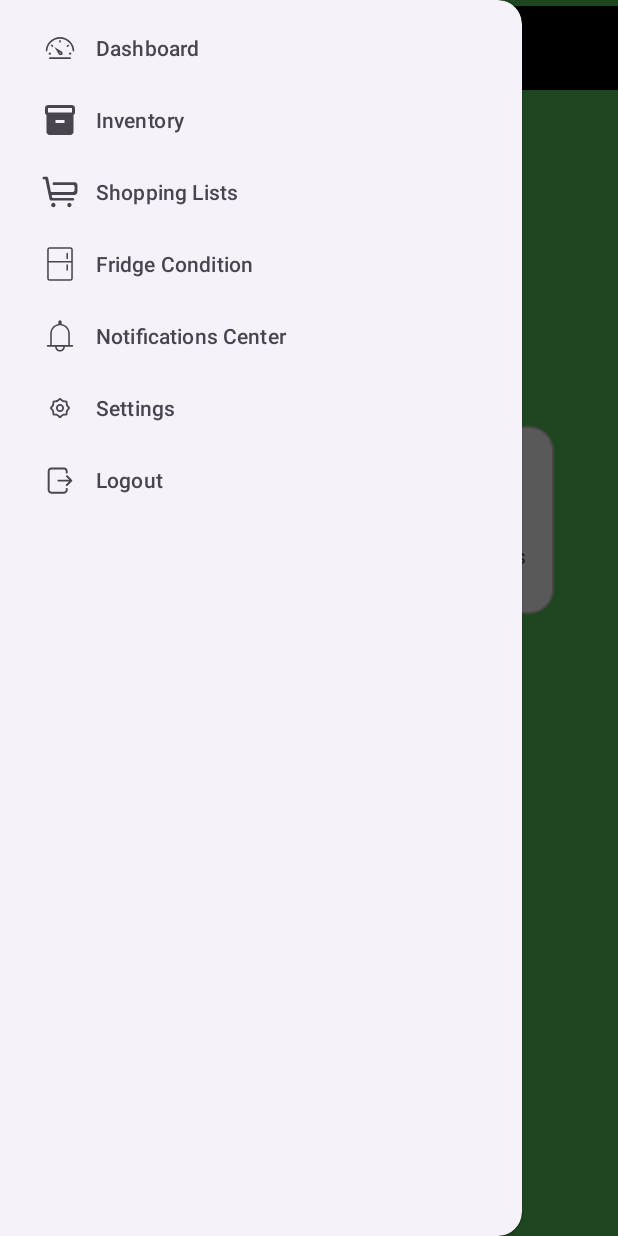
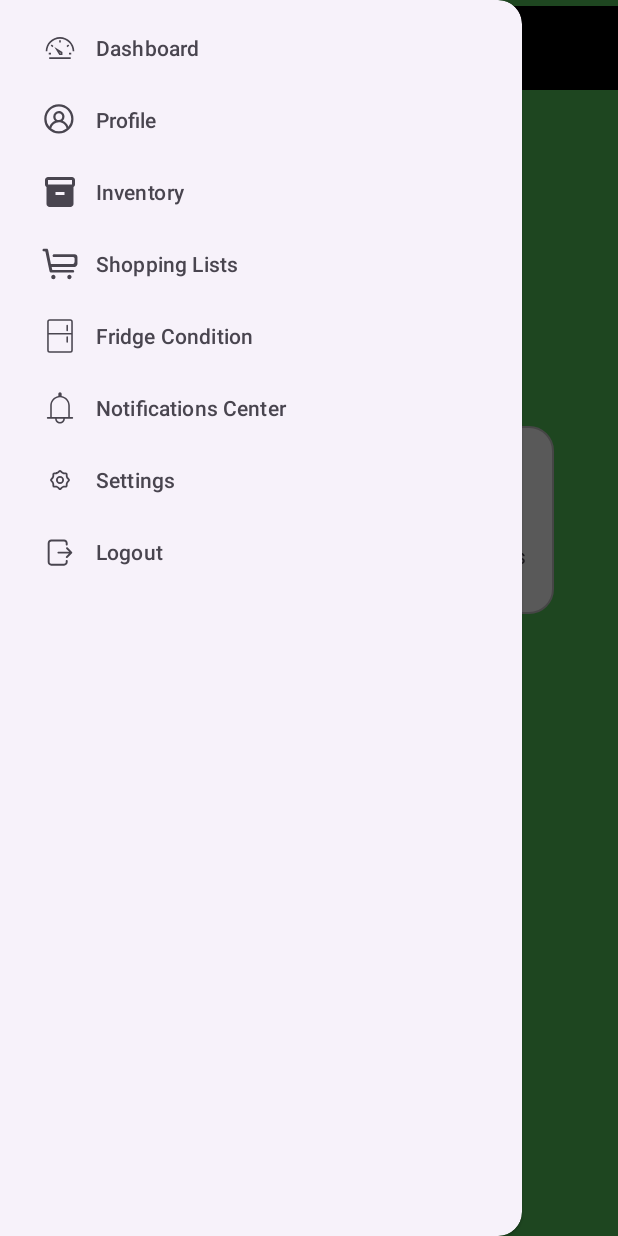
Before and after one commit to SmartFoodInventoryTracker/Smart-Food-Inventory-Tracker, an Android app: the DashboardActivity screen opened directly, with no data from a screen before it, with the side drawer open, on a phone screen of 412 x 824 dp. Run offline under Robolectric (Android 15) with nearby library versions, the phone set to English and light mode, and no system bars; our stand-ins replace Firebase (no records; nobody signed in at launch, a user with empty details on screens opened directly).

Commit message:
Profile and Dashboardname configured

```diff
--- a/app/src/main/AndroidManifest.xml
+++ b/app/src/main/AndroidManifest.xml
@@ -34,6 +34,9 @@
             android:exported="false">
         </activity>
 
+        <activity android:name=".ProfileActivity"
+            android:exported="false" />
+
         <!-- ✅ Main Activity (Unused or Future Use) -->
         <activity
             android:name=".MainActivity"
--- a/app/src/main/java/com/example/smartfoodinventorytracker/DashboardActivity.java
+++ b/app/src/main/java/com/example/smartfoodinventorytracker/DashboardActivity.java
@@ -1,20 +1,17 @@
 package com.example.smartfoodinventorytracker;
-
-import static com.example.smartfoodinventorytracker.R.id.fridgeConditionButton;
 
 import android.content.Intent;
 import android.os.Bundle;
-import android.view.MenuItem;
-import android.view.View;
 import android.widget.LinearLayout;
 import android.widget.TextView;
 import android.widget.Toast;
 
-import androidx.annotation.NonNull;
 import androidx.appcompat.app.AppCompatActivity;
 import androidx.core.view.GravityCompat;
 import androidx.drawerlayout.widget.DrawerLayout;
 
+import com.google.firebase.auth.FirebaseAuth;
+import com.google.firebase.firestore.FirebaseFirestore;
 import com.google.android.material.appbar.MaterialToolbar;
 import com.google.android.material.navigation.NavigationView;
 
@@ -23,11 +20,17 @@ public class DashboardActivity extends AppCompatActivity {
     private DrawerLayout drawerLayout;
     private TextView greetingText;
     private LinearLayout inventoryButton, shoppingListButton, fridgeConditionButton;
+    private FirebaseAuth mAuth;
+    private FirebaseFirestore db;
 
     @Override
     protected void onCreate(Bundle savedInstanceState) {
         super.onCreate(savedInstanceState);
         setContentView(R.layout.activity_dashboard);
+
+        // ✅ Initialize Firebase
+        mAuth = FirebaseAuth.getInstance();
+        db = FirebaseFirestore.getInstance();
 
         // ✅ Initialize Views
         drawerLayout = findViewById(R.id.drawerLayout);
@@ -40,7 +43,7 @@ public class DashboardActivity extends AppCompatActivity {
         MaterialToolbar topAppBar = findViewById(R.id.topAppBar);
         topAppBar.setNavigationOnClickListener(v -> drawerLayout.openDrawer(GravityCompat.START));
 
-        // ✅ Setup Navigation Drawer with Full Menu
+        // ✅ Setup Navigation Drawer with If-Else Logic
         NavigationView navigationView = findViewById(R.id.navigationView);
         navigationView.setNavigationItemSelectedListener(item -> {
             int id = item.getItemId();
@@ -55,16 +58,22 @@ public class DashboardActivity extends AppCompatActivity {
                 Toast.makeText(this, "Fridge Condition", Toast.LENGTH_SHORT).show();
             } else if (id == R.id.nav_notifications) {
                 Toast.makeText(this, "Notifications Center", Toast.LENGTH_SHORT).show();
+            } else if (id == R.id.nav_profile) {
+                startActivity(new Intent(this, ProfileActivity.class));
             } else if (id == R.id.nav_settings) {
                 Toast.makeText(this, "Settings Clicked", Toast.LENGTH_SHORT).show();
             } else if (id == R.id.nav_logout) {
-                Toast.makeText(this, "Logout Clicked", Toast.LENGTH_SHORT).show();
                 logout();
+            } else {
+                Toast.makeText(this, "Unknown Option", Toast.LENGTH_SHORT).show();
             }
 
             drawerLayout.closeDrawer(GravityCompat.START);
             return true;
         });
+
+        // ✅ Load User Name for Dynamic Greeting
+        loadUserName();
 
         // ✅ Dashboard Button Click Listeners
         inventoryButton.setOnClickListener(v -> {
@@ -84,18 +93,40 @@ public class DashboardActivity extends AppCompatActivity {
             // Intent intent = new Intent(this, FridgeConditionActivity.class);
             // startActivity(intent);
         });
+    }
 
-        // ✅ Set Greeting (Optional: Pass username dynamically)
-        greetingText.setText("Hi, User");
+    private void loadUserName() {
+        String userId = mAuth.getCurrentUser().getUid();
+        db.collection("users").document(userId).get()
+                .addOnSuccessListener(document -> {
+                    if (document.exists()) {
+                        String name = document.getString("name");
+                        if (name == null || name.isEmpty()) {
+                            greetingText.setText("Hi, User");
+                        } else {
+                            greetingText.setText("Hi, " + name);
+                        }
+                    } else {
+                        greetingText.setText("Hi, User");
+                    }
+                })
+                .addOnFailureListener(e -> Toast.makeText(this, "Failed to load user data", Toast.LENGTH_SHORT).show());
     }
+
 
     // ✅ Handle Logout Logic
     private void logout() {
-        // Example logout logic — update based on your auth
+        mAuth.signOut();
         Intent intent = new Intent(this, OnboardingActivity.class);
         intent.setFlags(Intent.FLAG_ACTIVITY_NEW_TASK | Intent.FLAG_ACTIVITY_CLEAR_TASK);
         startActivity(intent);
         finish();
+    }
+
+    @Override
+    protected void onResume() {
+        super.onResume();
+        loadUserName(); // ✅ Reload user data when returning
     }
 
     // ✅ Handle Back Press for Drawer
--- /dev/null
+++ b/app/src/main/res/drawable/ic_profile.xml
@@ -0,0 +1,9 @@
+<vector xmlns:android="http://schemas.android.com/apk/res/android"
+    android:width="1024dp"
+    android:height="1024dp"
+    android:viewportWidth="1024"
+    android:viewportHeight="1024">
+  <path
+      android:fillColor="#FF000000"
+      android:pathData="M480,64A416.6,416.6 0,0 0,64 480,416.6 416.6,0 0,0 480,896 416.6,416.6 0,0 0,896 480,416.6 416.6,0 0,0 480,64zM480,128C674.8,128 832,285.2 832,480a351.4,351.4 0,0 1,-81 225,289.4 289.4,0 0,0 -162.9,-171.8A159.4,159.4 0,0 0,640 416C640,328 568,256 480,256A160.4,160.4 0,0 0,320 416c0,46.3 20.2,88 52,117.2a289,289 0,0 0,-162.8 171.8A350.2,350.2 0,0 1,128 480C128,285.2 285.2,128 480,128zM480,320C533.5,320 576,362.5 576,416S533.5,512 480,512A95.4,95.4 0,0 1,384 416C384,362.5 426.5,320 480,320zM480,576c108.8,0 198,77.2 218.8,179.8A350.5,350.5 0,0 1,480 832a349.2,349.2 0,0 1,-218.5 -76.2A222.7,222.7 0,0 1,480 576z"/>
+</vector>
--- a/app/src/main/res/layout/activity_dashboard.xml
+++ b/app/src/main/res/layout/activity_dashboard.xml
@@ -13,35 +13,38 @@
         android:layout_width="match_parent"
         android:layout_height="match_parent">
 
-        <!-- Top App Bar -->
+        <!-- ✅ Top App Bar (Navbar) -->
+
+        <!-- ✅ Greeting Text Below Navbar -->
+
         <com.google.android.material.appbar.MaterialToolbar
             android:id="@+id/topAppBar"
             android:layout_width="0dp"
             android:layout_height="wrap_content"
             android:backgroundTint="@color/green"
+            app:layout_constraintEnd_toEndOf="parent"
+            app:layout_constraintHorizontal_bias="0.0"
+            app:layout_constraintStart_toStartOf="parent"
+            app:layout_constraintTop_toTopOf="parent"
+            app:logo="@drawable/ic_dashboard"
             app:navigationIcon="@drawable/ic_menu"
             app:title="Dashboard"
-            app:titleTextColor="@android:color/white"
-            app:logo="@drawable/ic_dashboard"
-            app:layout_constraintTop_toTopOf="parent"
-            app:layout_constraintStart_toStartOf="parent"
-            app:layout_constraintEnd_toEndOf="parent" />
+            app:titleTextColor="@android:color/white" />
 
-        <!-- Dashboard Content -->
         <TextView
             android:id="@+id/greetingText"
             android:layout_width="wrap_content"
             android:layout_height="wrap_content"
-            android:layout_marginTop="112dp"
+            android:layout_marginTop="160dp"
             android:text="Hi, User"
+            android:textColor="@android:color/black"
             android:textSize="20sp"
+
             android:textStyle="bold"
             app:layout_constraintEnd_toEndOf="parent"
             app:layout_constraintStart_toStartOf="parent"
-            app:layout_constraintTop_toBottomOf="@id/topAppBar" />
+            app:layout_constraintTop_toTopOf="@+id/topAppBar" />
 
-
-    <!-- ✅ Inventory Button -->
         <LinearLayout
             android:id="@+id/inventoryButton"
             android:layout_width="130dp"
@@ -111,9 +114,7 @@
             app:layout_constraintBottom_toBottomOf="parent"
             app:layout_constraintEnd_toEndOf="parent"
             app:layout_constraintHorizontal_bias="0.498"
-            app:layout_constraintStart_toStartOf="parent"
-            app:layout_constraintTop_toTopOf="@+id/topAppBar"
-            app:layout_constraintVertical_bias="1.0">
+            app:layout_constraintStart_toStartOf="parent">
 
             <ImageView
                 android:layout_width="48dp"
--- a/app/src/main/res/menu/drawer_menu.xml
+++ b/app/src/main/res/menu/drawer_menu.xml
@@ -6,7 +6,10 @@
             android:id="@+id/nav_dashboard"
             android:icon="@drawable/ic_dashboard"
             android:title="Dashboard" />
-
+        <item
+            android:id="@+id/nav_profile"
+            android:title="Profile"
+            android:icon="@drawable/ic_profile" />
         <item
             android:id="@+id/nav_inventory"
             android:icon="@drawable/ic_inventory"
```
Also changed, not shown: app/src/main/java/com/example/smartfoodinventorytracker/ProfileActivity.java (added, +86 -0 lines), app/src/main/java/com/example/smartfoodinventorytracker/SignupActivity.java (+26 -16 lines), app/src/main/res/layout/activity_profile.xml (added, +51 -0 lines).
